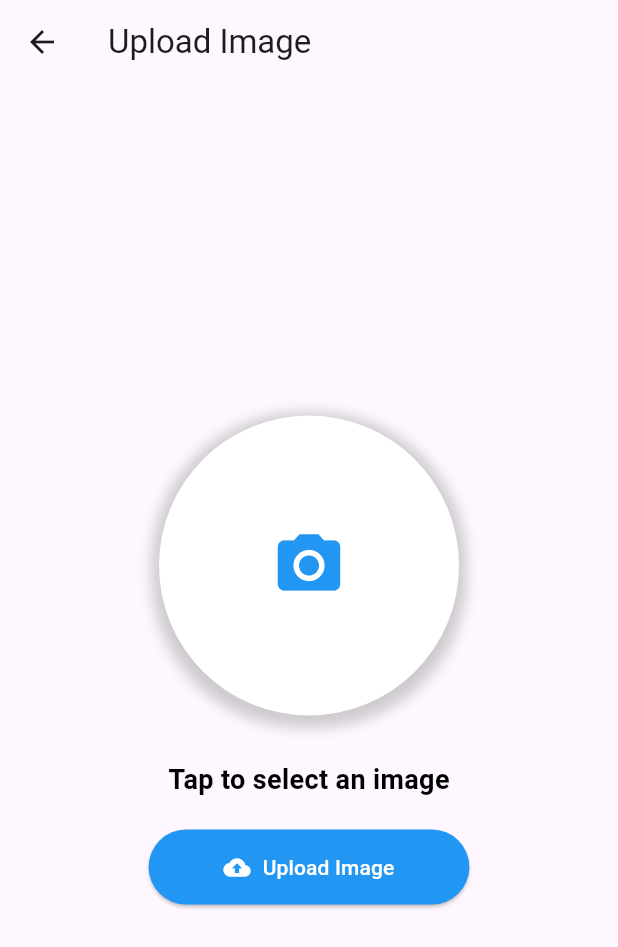
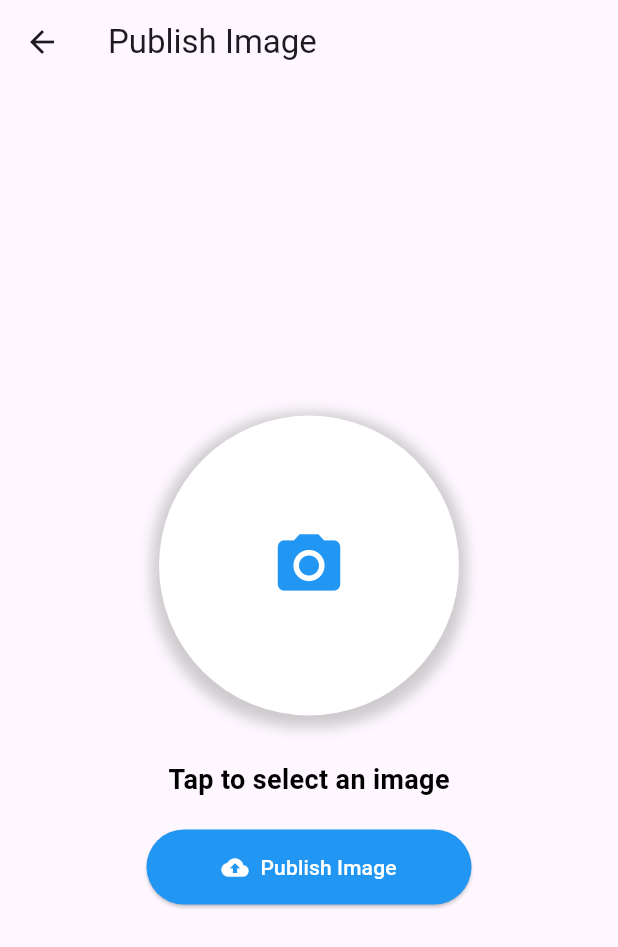
Before and after one commit to MouhammadAzroun/caption_app_flutter, a Flutter app: the Upload screen opened directly, on a phone screen of 412 x 824 dp. Shown: the top 947 px of the screen. Run offline on Flutter 3.47's test engine with Material 3 defaults, Android fonts, the phone set to English and light mode, and no system bars; our stand-ins replace cloud_firestore, firebase_auth, firebase_core, firebase_storage, image_picker; accounts and stored records are empty; network calls fail.

```diff
--- a/image_caption_flutter_app/lib/allComments.dart
+++ b/image_caption_flutter_app/lib/allComments.dart
@@ -11,7 +11,7 @@ class AllComments extends StatelessWidget {
   Widget build(BuildContext context) {
     return Scaffold(
       appBar: AppBar(
-        title: const Text('All comments'),
+        title: const Text('All captions'),
       ),
       body: Column(
         children: [
--- a/image_caption_flutter_app/lib/home.dart
+++ b/image_caption_flutter_app/lib/home.dart
@@ -172,7 +172,7 @@ class Home extends StatelessWidget {
                                           MaterialPageRoute(builder: (context) => AllComments(imageUrl: items[index]['imageUrl'], imageId: items[index].id)),
                                         );
                                       },
-                                      child: Text('All comments...', style: TextStyle(color: Colors.blue)),
+                                      child: Text('All captions...', style: TextStyle(color: Colors.blue)),
                                     ),
                                     SizedBox(height: 8),
                                     Padding(
--- a/image_caption_flutter_app/lib/main.dart
+++ b/image_caption_flutter_app/lib/main.dart
@@ -8,7 +8,7 @@ import 'upload.dart';
 import 'favorites.dart';
 import 'login.dart';
 import 'home.dart';
-import 'profile.dart'; // Assuming you have a Profile widget
+import 'profile.dart';
 
 void main() async {
   WidgetsFlutterBinding.ensureInitialized();
@@ -28,7 +28,7 @@ class MainApp extends StatelessWidget {
       theme: ThemeData(
         primarySwatch: Colors.blue,
       ),
-      debugShowCheckedModeBanner: false, // Add this line
+      debugShowCheckedModeBanner: false,
     );
   }
 }
@@ -97,7 +97,7 @@ class _MyHomePageState extends State<MyHomePage> {
           ),
           BottomNavigationBarItem(
             icon: Icon(Icons.add),
-            label: 'Upload',
+            label: 'Publish',
           ),
           BottomNavigationBarItem(
             icon: Icon(Icons.favorite),
--- a/image_caption_flutter_app/lib/upload.dart
+++ b/image_caption_flutter_app/lib/upload.dart
@@ -81,7 +81,7 @@ class _UploadState extends State<Upload> {
   Widget build(BuildContext context) {
     return Scaffold(
       appBar: AppBar(
-        title: const Text('Upload Image'),
+        title: const Text('Publish Image'),
         elevation: 0,
       ),
       body: Container(
@@ -137,7 +137,7 @@ class _UploadState extends State<Upload> {
             ElevatedButton.icon(
               onPressed: uploadImageToFirestore,
               icon: Icon(Icons.cloud_upload),
-              label: Text('Upload Image'),
+              label: Text('Publish Image'),
               style: ElevatedButton.styleFrom(
                 backgroundColor: Colors.blue, // Button color
                 foregroundColor: Colors.white, // Text color
```
Also changed, not shown: 1 other file.
